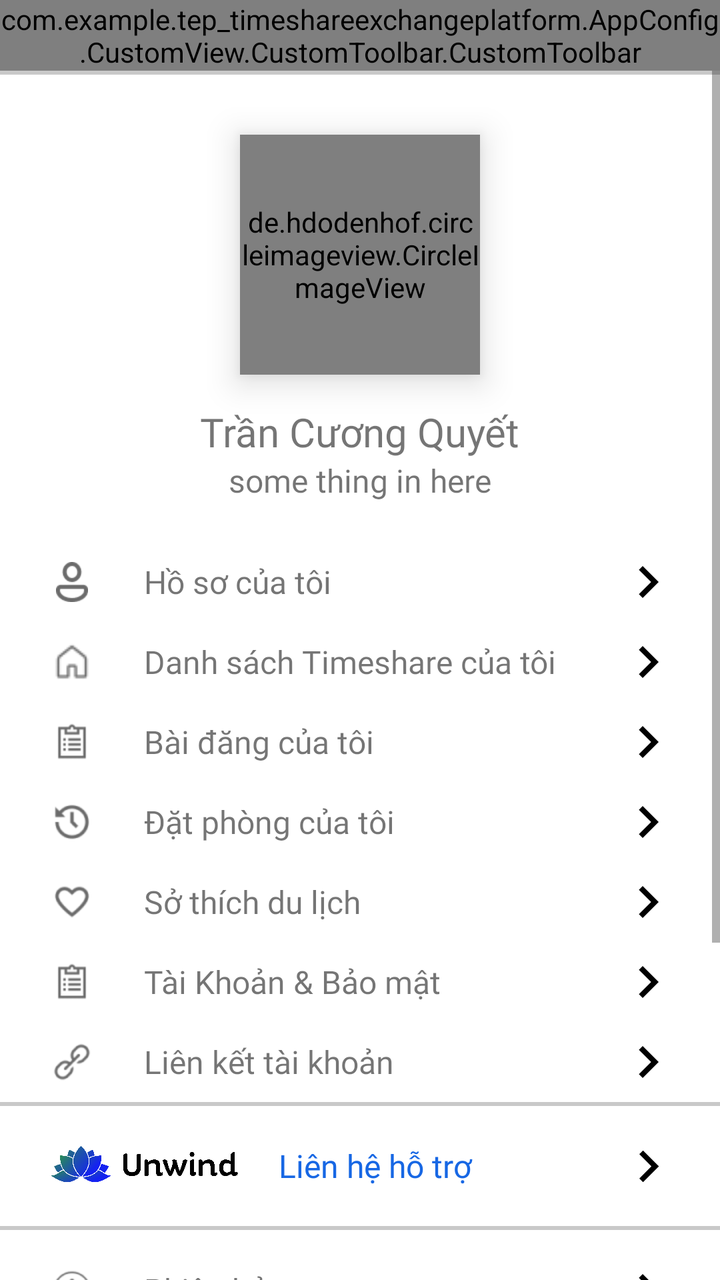
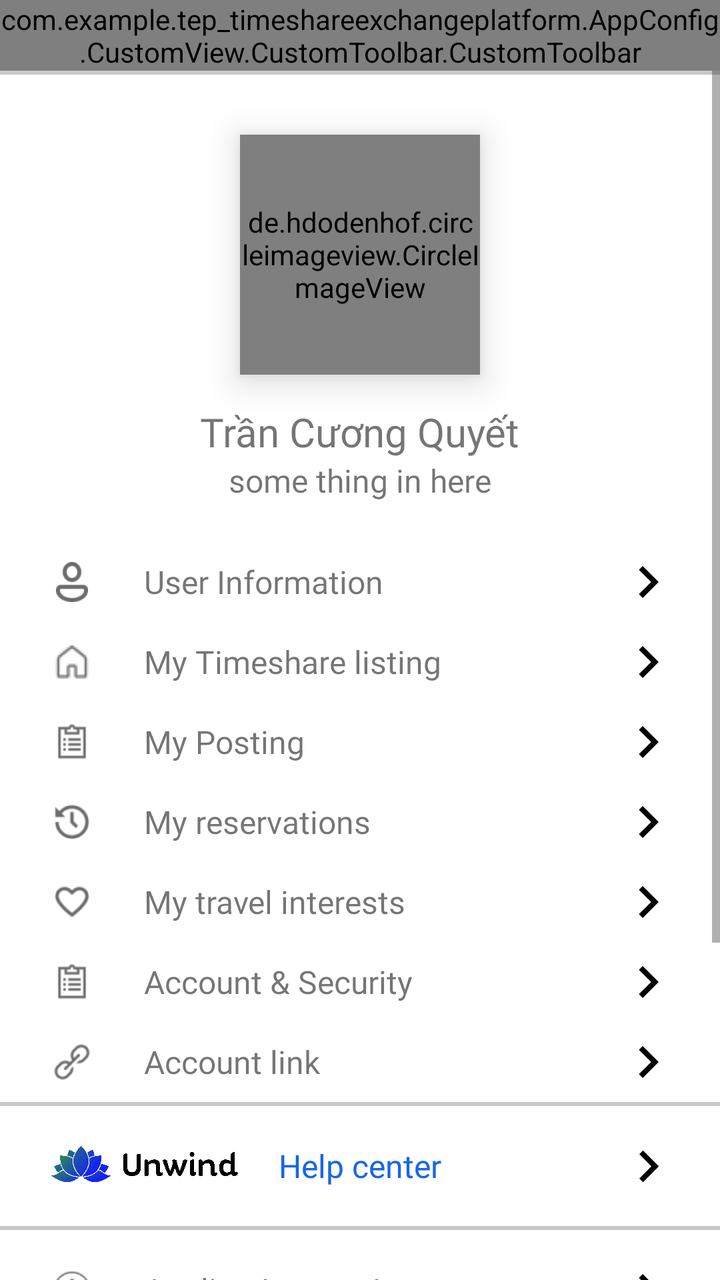

The first picture is an Android layout as it rendered before a commit; the second is the same layout after the commit. The layout source and the unified diff follow.
<!-- AndroidManifest.xml: application theme Base.Theme.TEPTimeshareExchangePlatform -->
<!-- res/layout/fragment_account.xml -->
<?xml version="1.0" encoding="utf-8"?>
<androidx.constraintlayout.widget.ConstraintLayout
    xmlns:android="http://schemas.android.com/apk/res/android"
    xmlns:app="http://schemas.android.com/apk/res-auto"
    xmlns:tools="http://schemas.android.com/tools"
    android:layout_width="match_parent"
    android:layout_height="match_parent"
    android:gravity="center"
    android:orientation="vertical"
    tools:context=".UI.Fragment.AccountFragment.AccountFragment">

    
    <com.example.tep_timeshareexchangeplatform.AppConfig.CustomView.CustomToolbar.CustomToolbar
        android:id="@+id/toolblarCustome"
        android:layout_width="match_parent"
        android:layout_height="wrap_content"
        android:background="@color/white"
        android:title="@string/profile_title"
        app:layout_constraintEnd_toEndOf="parent"
        app:layout_constraintHorizontal_bias="0.0"
        app:layout_constraintStart_toStartOf="parent"
        app:layout_constraintTop_toTopOf="parent"
        app:showEndIcon="false"
        app:showShadow="false"
        app:showStartIcon="false"
        app:showStartText="false" />

    <ScrollView
        android:layout_width="match_parent"
        android:layout_height="wrap_content"
        android:fillViewport="true"
        app:layout_constraintEnd_toEndOf="parent"
        app:layout_constraintStart_toStartOf="parent"
        app:layout_constraintTop_toBottomOf="@+id/toolblarCustome">

        <LinearLayout
            android:layout_width="match_parent"
            android:layout_height="wrap_content"
            android:gravity="center"
            android:background="@color/primary_background"
            android:orientation="vertical">

            
            <LinearLayout
                android:layout_marginTop="2dp"
                android:orientation="vertical"
                android:gravity="center"
                android:background="@color/white"
                android:layout_width="match_parent"
                android:layout_height="wrap_content" >
                
                <de.hdodenhof.circleimageview.CircleImageView
                    android:id="@+id/iv_user_avt"
                    android:layout_width="120dp"
                    android:layout_height="120dp"
                    android:layout_marginTop="30dp"
                    android:src="@drawable/ic_user_default_avt"
                    android:translationZ="10dp"
                    app:layout_constraintBottom_toBottomOf="parent"
                    app:layout_constraintEnd_toEndOf="parent"
                    app:layout_constraintStart_toStartOf="parent"
                    app:layout_constraintTop_toTopOf="parent"
                    app:layout_constraintVertical_bias="0.151"
                    app:shapeAppearance="@style/ShapeAppearance.Material3.Corner.Full" />

                
                <TextView
                    android:id="@+id/tv_user_name"
                    android:layout_width="wrap_content"
                    android:layout_height="wrap_content"
                    android:layout_marginTop="15dp"
                    android:text="Trần Cương Quyết"
                    android:fontFamily="@font/inter_extrabold"
                    android:textSize="20dp"
                    />
                <TextView
                    android:layout_width="wrap_content"
                    android:layout_height="wrap_content"
                    android:text="some thing in here"
                    android:fontFamily="@font/inter_light"
                    android:textSize="16dp"
                    />

                
                <LinearLayout
                    android:layout_marginTop="20dp"
                    android:paddingStart="20dp"
                    android:paddingEnd="20dp"
                    android:orientation="vertical"
                    android:layout_width="match_parent"
                    android:layout_height="wrap_content">

                    
                    <LinearLayout
                        android:layout_width="match_parent"
                        android:layout_height="40dp"
                        android:orientation="horizontal"
                        android:weightSum="10">

                        <ImageView
                            android:layout_width="0dp"
                            android:layout_height="20dp"
                            android:layout_weight="1"
                            android:layout_gravity="left|center"
                            android:src="@drawable/ic_profile_person"/>

                        <TextView
                            android:layout_width="0dp"
                            android:layout_height="wrap_content"
                            android:paddingStart="20dp"
                            android:layout_gravity="left|center"
                            android:text="Hồ sơ của tôi"
                            android:layout_weight="8"
                            android:fontFamily="@font/inter_semibold"
                            android:textSize="16dp"
                            />

                        <ImageView
                            android:layout_width="0dp"
                            android:layout_height="match_parent"
                            android:layout_weight="1"
                            android:layout_gravity="left|center"
                            android:src="@drawable/baseline_navigate_next_24_black"/>




                    </LinearLayout>

                    
                    <LinearLayout
                        android:layout_width="match_parent"
                        android:layout_height="40dp"
                        android:orientation="horizontal"
                        android:weightSum="10">

                        <ImageView
                            android:layout_width="0dp"
                            android:layout_height="20dp"
                            android:layout_weight="1"
                            android:layout_gravity="left|center"
                            android:src="@drawable/ic_profile_home"/>

                        <TextView
                            android:layout_width="0dp"
                            android:layout_height="wrap_content"
                            android:paddingStart="20dp"
                            android:layout_gravity="left|center"
                            android:text="Danh sách Timeshare của tôi"
                            android:layout_weight="8"
                            android:fontFamily="@font/inter_semibold"
                            android:textSize="16dp"
                            />

                        <ImageView
                            android:layout_width="0dp"
                            android:layout_height="match_parent"
                            android:layout_weight="1"
                            android:layout_gravity="left|center"
                            android:src="@drawable/baseline_navigate_next_24_black"/>

                    </LinearLayout>

                    
                    <LinearLayout
                        android:layout_width="match_parent"
                        android:layout_height="40dp"
                        android:orientation="horizontal"
                        android:weightSum="10">

                        <ImageView
                            android:layout_width="0dp"
                            android:layout_height="20dp"
                            android:layout_weight="1"
                            android:layout_gravity="left|center"
                            android:src="@drawable/ic_profile_my_posting"/>

                        <TextView
                            android:layout_width="0dp"
                            android:layout_height="wrap_content"
                            android:layout_weight="8"
                            android:paddingStart="20dp"
                            android:layout_gravity="left|center"
                            android:text="Bài đăng của tôi"
                            android:fontFamily="@font/inter_semibold"
                            android:textSize="16dp"
                            />

                        <ImageView
                            android:layout_width="0dp"
                            android:layout_height="match_parent"
                            android:layout_weight="1"
                            android:layout_gravity="left|center"
                            android:src="@drawable/baseline_navigate_next_24_black"/>




                    </LinearLayout>

                    
                    <LinearLayout
                        android:layout_width="match_parent"
                        android:layout_height="40dp"
                        android:orientation="horizontal"
                        android:weightSum="10">

                        <ImageView
                            android:layout_width="0dp"
                            android:layout_height="20dp"
                            android:layout_weight="1"
                            android:layout_gravity="left|center"
                            android:src="@drawable/ic_profile_my_order"/>

                        <TextView
                            android:layout_width="0dp"
                            android:layout_height="wrap_content"
                            android:layout_weight="8"
                            android:paddingStart="20dp"
                            android:layout_gravity="left|center"
                            android:text="Đặt phòng của tôi"
                            android:fontFamily="@font/inter_semibold"
                            android:textSize="16dp"
                            />

                        <ImageView
                            android:layout_width="0dp"
                            android:layout_height="match_parent"
                            android:layout_weight="1"
                            android:layout_gravity="left|center"
                            android:src="@drawable/baseline_navigate_next_24_black"/>




                    </LinearLayout>

                    
                    <LinearLayout
                        android:layout_width="match_parent"
                        android:layout_height="40dp"
                        android:orientation="horizontal"
                        android:weightSum="10">

                        <ImageView
                            android:layout_width="0dp"
                            android:layout_height="20dp"
                            android:layout_weight="1"
                            android:layout_gravity="left|center"
                            android:src="@drawable/ic_my_favourite"/>

                        <TextView
                            android:layout_width="0dp"
                            android:layout_height="wrap_content"
                            android:layout_weight="8"
                            android:paddingStart="20dp"
                            android:layout_gravity="left|center"
                            android:text="Sở thích du lịch"
                            android:fontFamily="@font/inter_semibold"
                            android:textSize="16dp"
                            />

                        <ImageView
                            android:layout_width="0dp"
                            android:layout_height="match_parent"
                            android:layout_weight="1"
                            android:layout_gravity="left|center"
                            android:src="@drawable/baseline_navigate_next_24_black"/>




                    </LinearLayout>

                    
                    <LinearLayout
                        android:layout_width="match_parent"
                        android:layout_height="40dp"
                        android:orientation="horizontal"
                        android:weightSum="10">

                        <ImageView
                            android:layout_width="0dp"
                            android:layout_height="20dp"
                            android:layout_weight="1"
                            android:layout_gravity="left|center"
                            android:src="@drawable/ic_profile_my_posting"/>

                        <TextView
                            android:layout_width="0dp"
                            android:layout_height="wrap_content"
                            android:layout_weight="8"
                            android:paddingStart="20dp"
                            android:layout_gravity="left|center"
                            android:text="Tài Khoản &amp; Bảo mật"
                            android:fontFamily="@font/inter_semibold"
                            android:textSize="16dp"
                            />

                        <ImageView
                            android:layout_width="0dp"
                            android:layout_height="match_parent"
                            android:layout_weight="1"
                            android:layout_gravity="left|center"
                            android:src="@drawable/baseline_navigate_next_24_black"/>




                    </LinearLayout>

                    
                    <LinearLayout
                        android:layout_width="match_parent"
                        android:layout_height="40dp"
                        android:orientation="horizontal"
                        android:weightSum="10">

                        <ImageView
                            android:layout_width="0dp"
                            android:layout_height="20dp"
                            android:layout_weight="1"
                            android:layout_gravity="left|center"
                            android:src="@drawable/ic_profile_link_account"/>

                        <TextView
                            android:layout_width="0dp"
                            android:layout_height="wrap_content"
                            android:layout_weight="8"
                            android:paddingStart="20dp"
                            android:layout_gravity="left|center"
                            android:text="Liên kết tài khoản"
                            android:fontFamily="@font/inter_semibold"
                            android:textSize="16dp"
                            />

                        <ImageView
                            android:layout_width="0dp"
                            android:layout_height="match_parent"
                            android:layout_weight="1"
                            android:layout_gravity="left|center"
                            android:src="@drawable/baseline_navigate_next_24_black"/>




                    </LinearLayout>


                </LinearLayout>
            </LinearLayout>

            
            <LinearLayout
                android:layout_width="match_parent"
                android:layout_height="60dp"
                android:background="@color/white"
                android:paddingStart="20dp"
                android:paddingEnd="20dp"
                android:gravity="center"
                android:layout_marginTop="2dp">


                
                <LinearLayout
                    android:layout_width="match_parent"
                    android:layout_height="match_parent"
                    android:orientation="horizontal"
                    android:weightSum="10">

                    <ImageView
                        android:layout_width="0dp"
                        android:layout_height="50dp"
                        android:layout_weight="3"
                        android:layout_marginStart="5dp"
                        android:layout_gravity="left|center"
                        android:src="@drawable/logo_unwind_horizontal"/>

                    <TextView
                        android:layout_width="0dp"
                        android:layout_height="wrap_content"
                        android:paddingStart="20dp"
                        android:layout_gravity="left|center"
                        android:text="Liên hệ hỗ trợ"
                        android:layout_weight="6"
                        android:textColor="@color/blue_btn_search"
                        android:fontFamily="@font/inter_extrabold"
                        android:textSize="16dp"
                        />

                    <ImageView
                        android:layout_width="0dp"
                        android:layout_height="match_parent"
                        android:layout_weight="1"
                        android:layout_gravity="left|center"
                        android:src="@drawable/baseline_navigate_next_24_black"/>




                </LinearLayout>

            </LinearLayout>

            
            <LinearLayout
                android:layout_marginTop="2dp"
                android:background="@color/white"
                android:layout_width="match_parent"
                android:paddingStart="20dp"
                android:paddingEnd="20dp"
                android:paddingTop="10dp"
                android:orientation="vertical"
                android:layout_height="wrap_content">

                
                <LinearLayout
                    android:layout_width="match_parent"
                    android:layout_height="40dp"
                    android:orientation="horizontal"
                    android:weightSum="10">

                    <ImageView
                        android:layout_width="0dp"
                        android:layout_height="20dp"
                        android:layout_weight="1"
                        android:layout_gravity="left|center"
                        android:src="@drawable/ic_info"/>

                    <TextView
                        android:layout_width="0dp"
                        android:layout_height="wrap_content"
                        android:layout_weight="8"
                        android:paddingStart="20dp"
                        android:layout_gravity="left|center"
                        android:text="Phiên bản"
                        android:fontFamily="@font/inter_semibold"
                        android:textSize="16dp"
                        />

                    <ImageView
                        android:layout_width="0dp"
                        android:layout_height="match_parent"
                        android:layout_weight="1"
                        android:layout_gravity="left|center"
                        android:src="@drawable/baseline_navigate_next_24_black"/>




                </LinearLayout>

                
                <LinearLayout
                    android:layout_width="match_parent"
                    android:layout_height="40dp"
                    android:orientation="horizontal"
                    android:weightSum="10">

                    <ImageView
                        android:layout_width="0dp"
                        android:layout_height="20dp"
                        android:layout_weight="1"
                        android:layout_gravity="left|center"
                        android:src="@drawable/ic_info"/>

                    <TextView
                        android:layout_width="0dp"
                        android:layout_height="wrap_content"
                        android:layout_weight="8"
                        android:paddingStart="20dp"
                        android:layout_gravity="left|center"
                        android:text="Điều khoản &amp; Chính sách"
                        android:fontFamily="@font/inter_semibold"
                        android:textSize="16dp"
                        />

                    <ImageView
                        android:layout_width="0dp"
                        android:layout_height="match_parent"
                        android:layout_weight="1"
                        android:layout_gravity="left|center"
                        android:src="@drawable/baseline_navigate_next_24_black"/>




                </LinearLayout>

                
                <LinearLayout
                    android:layout_width="match_parent"
                    android:layout_height="40dp"
                    android:orientation="horizontal"
                    android:weightSum="10">

                    <ImageView
                        android:layout_width="0dp"
                        android:layout_height="20dp"
                        android:layout_weight="1"
                        android:layout_gravity="left|center"
                        android:src="@drawable/ic_privacy_polices"/>

                    <TextView
                        android:layout_width="0dp"
                        android:layout_height="wrap_content"
                        android:layout_weight="8"
                        android:paddingStart="20dp"
                        android:layout_gravity="left|center"
                        android:text="Chính sách quyền riêng tư"
                        android:fontFamily="@font/inter_semibold"
                        android:textSize="16dp"
                        />
                    <ImageView
                        android:layout_width="0dp"
                        android:layout_height="match_parent"
                        android:layout_weight="1"
                        android:layout_gravity="left|center"
                        android:src="@drawable/baseline_navigate_next_24_black"/>




                </LinearLayout>

                <androidx.appcompat.widget.AppCompatButton
                    android:background="@drawable/ripple_effect_white"
                    android:layout_marginTop="20dp"
                    android:layout_width="match_parent"
                    android:text="Đăng Xuất"
                    android:fontFamily="@font/inter_bold"
                    android:textColor="@color/primary_background"
                    android:layout_height="60dp"
                    android:layout_marginBottom="150dp"

                    />



            </LinearLayout>



        </LinearLayout>
    </ScrollView>
</androidx.constraintlayout.widget.ConstraintLayout>
<!-- resources referenced by this layout -->
<resources>
  <color name="blue_btn_search">#1767E4</color>
  <color name="primary_background">#C9C9C9</color>
  <color name="white">#FFFFFFFF</color>
  <!-- drawable baseline_navigate_next_24_black (drawable) -->
  <vector xmlns:android="http://schemas.android.com/apk/res/android" android:autoMirrored="true" android:height="24dp" android:tint="#000000" android:viewportHeight="24" android:viewportWidth="24" android:width="24dp">
        
      <path android:fillColor="@android:color/white" android:pathData="M10,6L8.59,7.41 13.17,12l-4.58,4.59L10,18l6,-6z"/>
      
  </vector>
  <!-- drawable ic_info: png bitmap (drawable, 1802 bytes) -->
  <!-- drawable ic_my_favourite: png bitmap (drawable, 1635 bytes) -->
  <!-- drawable ic_privacy_polices: png bitmap (drawable, 1222 bytes) -->
  <!-- drawable ic_profile_home: png bitmap (drawable, 571 bytes) -->
  <!-- drawable ic_profile_link_account: png bitmap (drawable, 1643 bytes) -->
  <!-- drawable ic_profile_my_order: png bitmap (drawable, 1701 bytes) -->
  <!-- drawable ic_profile_my_posting: png bitmap (drawable, 1147 bytes) -->
  <!-- drawable ic_profile_person: png bitmap (drawable, 948 bytes) -->
  <!-- drawable ic_user_default_avt: png bitmap (drawable, 53196 bytes) -->
  <!-- drawable logo_unwind_horizontal: png bitmap (drawable, 294970 bytes) -->
  <!-- drawable ripple_effect_white (drawable) -->
  <?xml version="1.0" encoding="utf-8"?>
  <ripple xmlns:android="http://schemas.android.com/apk/res/android"
      android:color="?android:attr/colorControlHighlight">
      <item>
          <shape android:shape="rectangle">
              <corners android:radius="17dp"></corners>
              <solid android:color="@color/gray_light_background"></solid>
          </shape>
      </item>
  </ripple>
  <string name="profile_title">User Information</string>
  <style name="Base.Theme.TEPTimeshareExchangePlatform" parent="Theme.MaterialComponents.DayNight.NoActionBar">
          <item name="android:statusBarColor">@color/white</item>
          <item name="android:windowLightStatusBar">true</item> 
      </style>
  <color name="gray_light_background">#EDF2F6</color>
</resources>

<!-- the commit's change to res/layout/fragment_account.xml (unified diff, before → after) -->
@@ -109,7 +109,7 @@
                             android:layout_height="wrap_content"
                             android:paddingStart="20dp"
                             android:layout_gravity="left|center"
-                            android:text="Hồ sơ của tôi"
+                            android:text="@string/my_profile"
                             android:layout_weight="8"
                             android:fontFamily="@font/inter_semibold"
                             android:textSize="16dp"
@@ -146,7 +146,7 @@
                             android:layout_height="wrap_content"
                             android:paddingStart="20dp"
                             android:layout_gravity="left|center"
-                            android:text="Danh sách Timeshare của tôi"
+                            android:text="@string/my_timeshare"
                             android:layout_weight="8"
                             android:fontFamily="@font/inter_semibold"
                             android:textSize="16dp"
@@ -181,7 +181,7 @@
                             android:layout_weight="8"
                             android:paddingStart="20dp"
                             android:layout_gravity="left|center"
-                            android:text="Bài đăng của tôi"
+                            android:text="@string/my_posting"
                             android:fontFamily="@font/inter_semibold"
                             android:textSize="16dp"
                             />
@@ -218,7 +218,7 @@
                             android:layout_weight="8"
                             android:paddingStart="20dp"
                             android:layout_gravity="left|center"
-                            android:text="Đặt phòng của tôi"
+                            android:text="@string/my_order"
                             android:fontFamily="@font/inter_semibold"
                             android:textSize="16dp"
                             />
@@ -255,7 +255,7 @@
                             android:layout_weight="8"
                             android:paddingStart="20dp"
                             android:layout_gravity="left|center"
-                            android:text="Sở thích du lịch"
+                            android:text="@string/my_favorite"
                             android:fontFamily="@font/inter_semibold"
                             android:textSize="16dp"
                             />
@@ -292,7 +292,7 @@
                             android:layout_weight="8"
                             android:paddingStart="20dp"
                             android:layout_gravity="left|center"
-                            android:text="Tài Khoản &amp; Bảo mật"
+                            android:text="@string/my_account_security"
                             android:fontFamily="@font/inter_semibold"
                             android:textSize="16dp"
                             />
@@ -329,7 +329,7 @@
                             android:layout_weight="8"
                             android:paddingStart="20dp"
                             android:layout_gravity="left|center"
-                            android:text="Liên kết tài khoản"
+                            android:text="@string/my_account_link"
                             android:fontFamily="@font/inter_semibold"
                             android:textSize="16dp"
                             />
@@ -381,7 +381,7 @@
                         android:layout_height="wrap_content"
                         android:paddingStart="20dp"
                         android:layout_gravity="left|center"
-                        android:text="Liên hệ hỗ trợ"
+                        android:text="@string/help_center"
                         android:layout_weight="6"
                         android:textColor="@color/blue_btn_search"
                         android:fontFamily="@font/inter_extrabold"
@@ -433,7 +433,7 @@
                         android:layout_weight="8"
                         android:paddingStart="20dp"
                         android:layout_gravity="left|center"
-                        android:text="Phiên bản"
+                        android:text="@string/version"
                         android:fontFamily="@font/inter_semibold"
                         android:textSize="16dp"
                         />
@@ -470,7 +470,7 @@
                         android:layout_weight="8"
                         android:paddingStart="20dp"
                         android:layout_gravity="left|center"
-                        android:text="Điều khoản &amp; Chính sách"
+                        android:text="@string/term_policy"
                         android:fontFamily="@font/inter_semibold"
                         android:textSize="16dp"
                         />
@@ -507,7 +507,7 @@
                         android:layout_weight="8"
                         android:paddingStart="20dp"
                         android:layout_gravity="left|center"
-                        android:text="Chính sách quyền riêng tư"
+                        android:text="@string/privacy_policy"
                         android:fontFamily="@font/inter_semibold"
                         android:textSize="16dp"
                         />
@@ -527,12 +527,11 @@
                     android:background="@drawable/ripple_effect_white"
                     android:layout_marginTop="20dp"
                     android:layout_width="match_parent"
-                    android:text="Đăng Xuất"
+                    android:text="@string/btn_logout"
                     android:fontFamily="@font/inter_bold"
                     android:textColor="@color/primary_background"
                     android:layout_height="60dp"
                     android:layout_marginBottom="150dp"
-
                     />
 
 
<!-- resource entries referenced after the edit -->
@@ -30,7 +30,23 @@
           </shape>
       </item>
   </ripple>
+  <string name="btn_logout">Đăng Xuất</string>
+  
+  
+  
+      // Bottom Sheet Dialog
+  <string name="help_center">Help center</string>
+  <string name="my_account_link">Account link</string>
+  <string name="my_account_security">Account &amp; Security</string>
+  <string name="my_favorite">My travel interests</string>
+  <string name="my_order">My reservations</string>
+  <string name="my_posting">My Posting</string>
+  <string name="my_profile">User Information</string>
+  <string name="my_timeshare">My Timeshare listing</string>
+  <string name="privacy_policy">Privacy Policies</string>
   <string name="profile_title">User Information</string>
+  <string name="term_policy">Term &amp; Policies</string>
+  <string name="version">Application version </string>
   <style name="Base.Theme.TEPTimeshareExchangePlatform" parent="Theme.MaterialComponents.DayNight.NoActionBar">
           <item name="android:statusBarColor">@color/white</item>
           <item name="android:windowLightStatusBar">true</item> 
